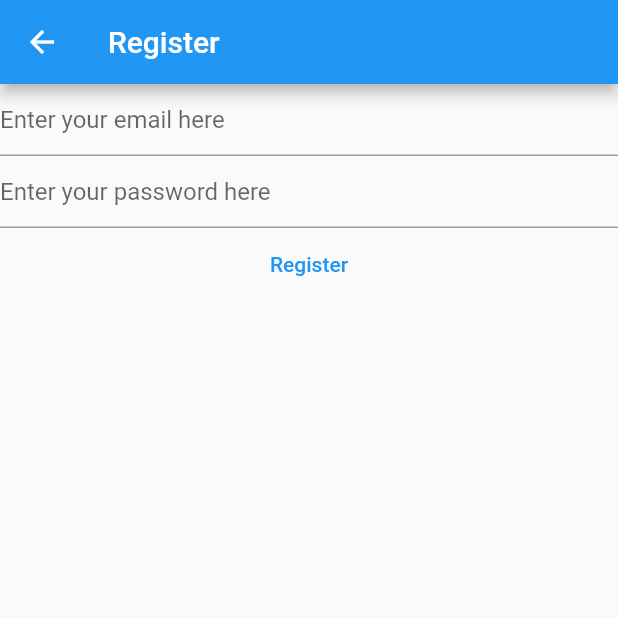
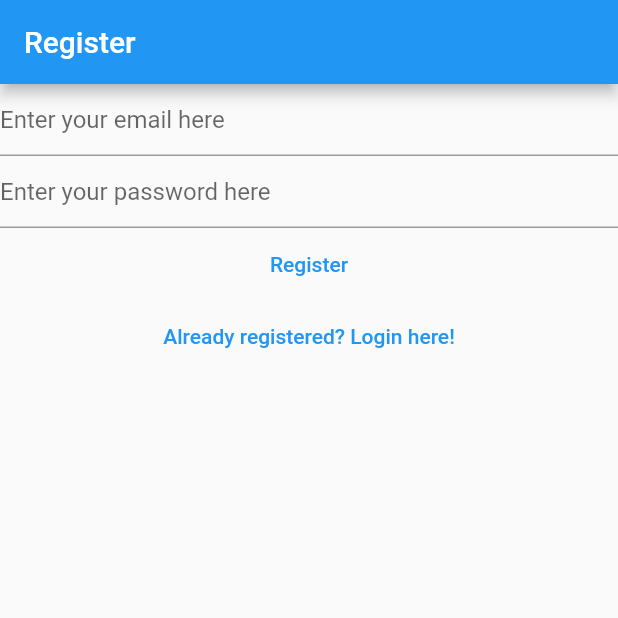
Before and after one commit to Parthajeet-Sarmah/FlutterDemoNotesProject, a Flutter app: the RegisterView screen opened directly, on a phone screen of 412 x 824 dp, the top half of it. Run offline on Flutter 3.47's test engine with Material 2 defaults, Android fonts, the phone set to English and light mode, and no system bars; our stand-ins replace firebase_auth, firebase_core; accounts and stored records are empty.

Commit message:
Seperate views for login, register and verify email. Links between them created

```diff
--- a/lib/views/register_view.dart
+++ b/lib/views/register_view.dart
@@ -32,29 +32,21 @@
   @override
   Widget build(BuildContext context) {
     return Scaffold(
-        appBar: AppBar(title: const Text('Register')),
-        body: FutureBuilder(
-          future: Firebase.initializeApp(
-            options: DefaultFirebaseOptions.currentPlatform,
-          ),
-          builder: (context, snapshot) {
-            switch (snapshot.connectionState) {
-              case ConnectionState.done:
-                return Column(children: [
+      appBar: AppBar(title: const Text("Register")),
+      body: Column(children: [
         TextField(
           enableSuggestions: false,
           autocorrect: false,
           keyboardType: TextInputType.emailAddress,
-                    decoration: const InputDecoration(
-                        hintText: 'Enter your email here'),
+          decoration: const InputDecoration(hintText: 'Enter your email here'),
           controller: _email,
         ),
         TextField(
           obscureText: true,
           enableSuggestions: false,
           autocorrect: false,
-                    decoration: const InputDecoration(
-                        hintText: 'Enter your password here'),
+          decoration:
+              const InputDecoration(hintText: 'Enter your password here'),
           controller: _password,
         ),
         TextButton(
@@ -77,11 +69,14 @@
               }
             },
             child: const Text('Register')),
-                ]);
-              default:
-                return const Text('Loading...');
-            }
+        TextButton(
+          onPressed: () {
+            Navigator.of(context)
+                .pushNamedAndRemoveUntil("/login/", (route) => false);
           },
-        ));
+          child: const Text("Already registered? Login here!"),
+        )
+      ]),
+    );
   }
 }
```
Also changed, not shown: lib/main.dart (+15 -9 lines), lib/views/login_view.dart (+14 -18 lines), lib/views/verify_email_view.dart (added, +29 -0 lines). Lines whose indentation alone changed are shown as unchanged.
